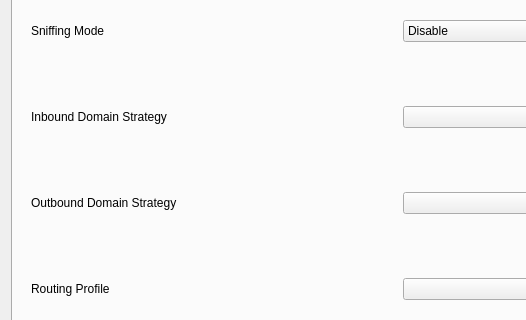
Before: the Qt Designer form include/ui/setting/dialog_manage_routes.ui in shengmo0210/Throne, drawn with Qt 5; both pictures show x 0 to 526 and y 93 to 413 of the 800 by 600 pixel window.
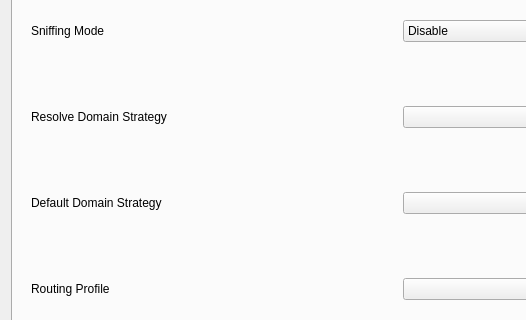
After: the same form once the commit is applied.

Commit message: fix xray dns issues && add inbound dns && fix dns strategies

What changed in the file:
```diff
--- a/include/ui/setting/dialog_manage_routes.ui
+++ b/include/ui/setting/dialog_manage_routes.ui
@@ -36,7 +36,7 @@
              <string>&lt;html&gt;&lt;head/&gt;&lt;body&gt;&lt;p&gt;Resolve domains to IP before connect, also affects the server address as well&lt;/p&gt;&lt;/body&gt;&lt;/html&gt;</string>
             </property>
             <property name="text">
-             <string>Outbound Domain Strategy</string>
+             <string>Default Domain Strategy</string>
             </property>
            </widget>
           </item>
@@ -63,7 +63,7 @@
              <string notr="true">&lt;html&gt;&lt;head/&gt;&lt;body&gt;&lt;p&gt;Enable to resolve domains to IP before routing based on the strategy&lt;/p&gt;&lt;/body&gt;&lt;/html&gt;</string>
             </property>
             <property name="text">
-             <string>Inbound Domain Strategy</string>
+             <string>Resolve Domain Strategy</string>
             </property>
            </widget>
           </item>
```
Left out of the diff: 8 changed lines with no effect on the pictures. The commit also changes 7 other files.
